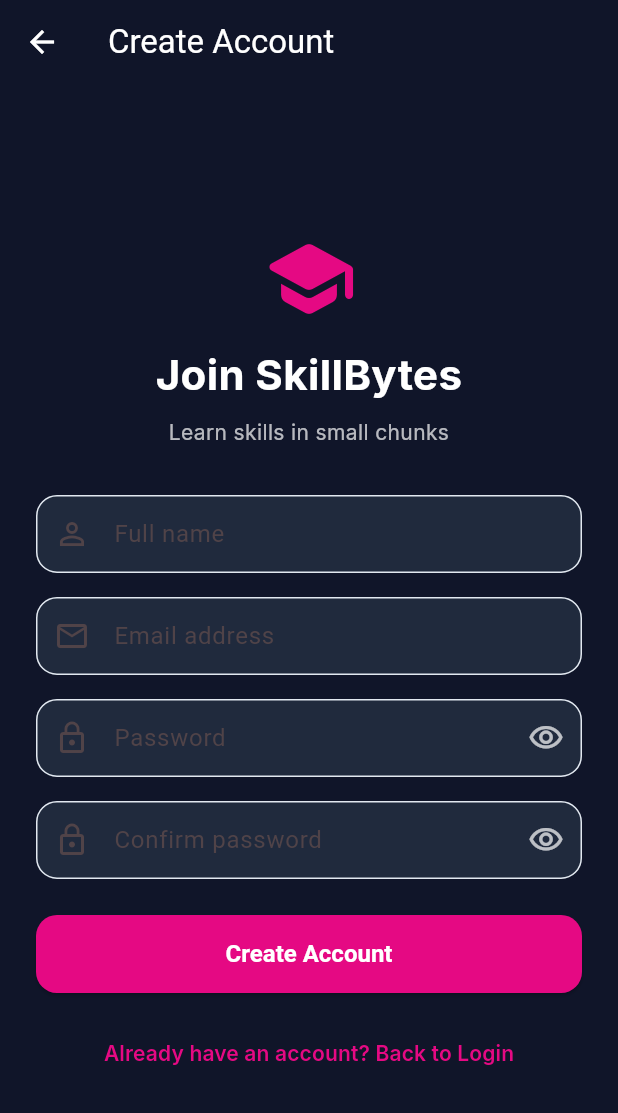
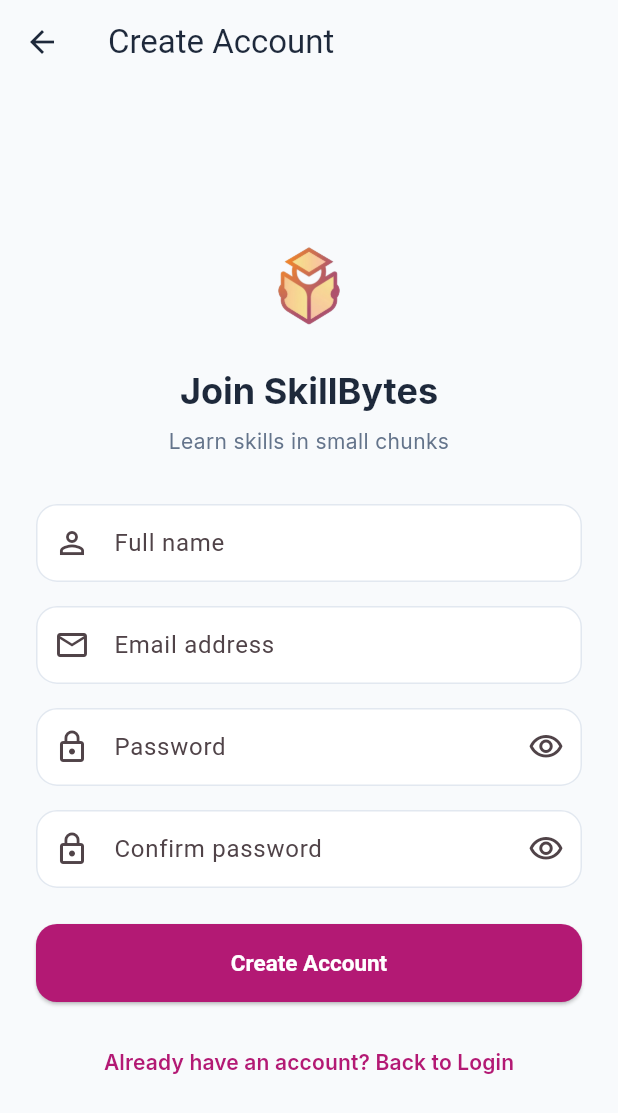
Before and after one commit to RAJ322622/skillbytes_app, a Flutter app: the SignupScreen screen opened directly, on a phone screen of 412 x 824 dp. Shown: the top 1113 px of the screen. Run offline on Flutter 3.47's test engine with Material 3 defaults, Android fonts, the phone set to English and light mode, and no system bars; our stand-ins replace google_fonts.

Commit message:
Update signup_screen.dart

```diff
--- a/lib/screens/signup_screen.dart
+++ b/lib/screens/signup_screen.dart
@@ -1,5 +1,6 @@
 
 import 'package:flutter/material.dart';
+import '../theme/app_theme.dart';
 
 class SignupScreen extends StatefulWidget {
   const SignupScreen({super.key});
@@ -17,9 +18,6 @@
 
   bool _hidePassword = true;
   bool _hideConfirmPassword = true;
-
-  static const Color navy = Color(0xFF101529);
-  static const Color pink = Color(0xFFE50983);
 
   @override
   void dispose() {
@@ -55,12 +53,6 @@
       labelText: label,
       prefixIcon: icon == null ? null : Icon(icon),
       suffixIcon: suffix,
-      filled: true,
-      fillColor: const Color(0xFF202A3D),
-      border: OutlineInputBorder(
-        borderRadius: BorderRadius.circular(14),
-        borderSide: BorderSide.none,
-      ),
       errorMaxLines: 2,
     );
   }
@@ -82,12 +74,10 @@
 
   @override
   Widget build(BuildContext context) {
+    final theme = Theme.of(context);
+
     return Scaffold(
-      backgroundColor: navy,
       appBar: AppBar(
-        backgroundColor: navy,
-        foregroundColor: Colors.white,
-        elevation: 0,
         title: const Text('Create Account'),
       ),
       body: SafeArea(
@@ -101,32 +91,30 @@
                 child: Column(
                   crossAxisAlignment: CrossAxisAlignment.stretch,
                   children: [
-                    const Icon(
-                      Icons.school_rounded,
-                      color: pink,
-                      size: 64,
-                    ),
+                    Image.asset(
+                        'assets/images/logo.png',
+                        width: 84,
+                        height: 84,
+                        fit: BoxFit.contain,
+                      ),
                     const SizedBox(height: 12),
-                    const Text(
+
+                    Text(
                       'Join SkillBytes',
                       textAlign: TextAlign.center,
-                      style: TextStyle(
-                        color: Colors.white,
-                        fontSize: 28,
-                        fontWeight: FontWeight.bold,
-                      ),
+                      style: theme.textTheme.headlineSmall,
                     ),
                     const SizedBox(height: 8),
-                    const Text(
+
+                    Text(
                       'Learn skills in small chunks',
                       textAlign: TextAlign.center,
-                      style: TextStyle(color: Colors.white70),
+                      style: theme.textTheme.bodyMedium,
                     ),
                     const SizedBox(height: 32),
 
                     TextFormField(
                       controller: _nameController,
-                      style: const TextStyle(color: Colors.white),
                       textCapitalization: TextCapitalization.words,
                       decoration: _decoration(
                         'Full name',
@@ -143,7 +131,6 @@
 
                     TextFormField(
                       controller: _emailController,
-                      style: const TextStyle(color: Colors.white),
                       keyboardType: TextInputType.emailAddress,
                       decoration: _decoration(
                         'Email address',
@@ -155,7 +142,6 @@
 
                     TextFormField(
                       controller: _passwordController,
-                      style: const TextStyle(color: Colors.white),
                       obscureText: _hidePassword,
                       decoration: _decoration(
                         'Password',
@@ -170,7 +156,6 @@
                             _hidePassword
                                 ? Icons.visibility_outlined
                                 : Icons.visibility_off_outlined,
-                            color: Colors.white70,
                           ),
                         ),
                       ),
@@ -188,7 +173,6 @@
 
                     TextFormField(
                       controller: _confirmPasswordController,
-                      style: const TextStyle(color: Colors.white),
                       obscureText: _hideConfirmPassword,
                       decoration: _decoration(
                         'Confirm password',
@@ -204,7 +188,6 @@
                             _hideConfirmPassword
                                 ? Icons.visibility_outlined
                                 : Icons.visibility_off_outlined,
-                            color: Colors.white70,
                           ),
                         ),
                       ),
@@ -224,20 +207,7 @@
                       height: 52,
                       child: ElevatedButton(
                         onPressed: _submitForm,
-                        style: ElevatedButton.styleFrom(
-                          backgroundColor: pink,
-                          foregroundColor: Colors.white,
-                          shape: RoundedRectangleBorder(
-                            borderRadius: BorderRadius.circular(14),
-                          ),
-                        ),
-                        child: const Text(
-                          'Create Account',
-                          style: TextStyle(
-                            fontSize: 16,
-                            fontWeight: FontWeight.bold,
-                          ),
-                        ),
+                        child: const Text('Create Account'),
                       ),
                     ),
                     const SizedBox(height: 16),
@@ -246,7 +216,9 @@
                       onPressed: () => Navigator.pop(context),
                       child: const Text(
                         'Already have an account? Back to Login',
-                        style: TextStyle(color: pink),
+                        style: TextStyle(
+                          color: AppTheme.primaryColor,
+                        ),
                       ),
                     ),
                   ],
```
